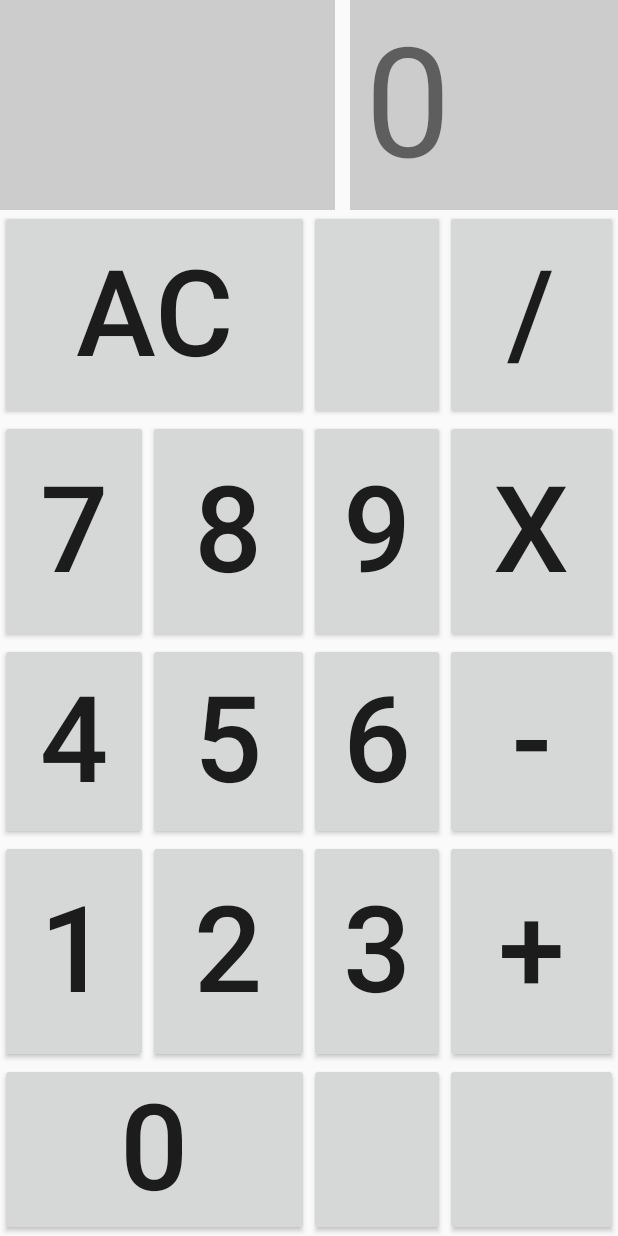
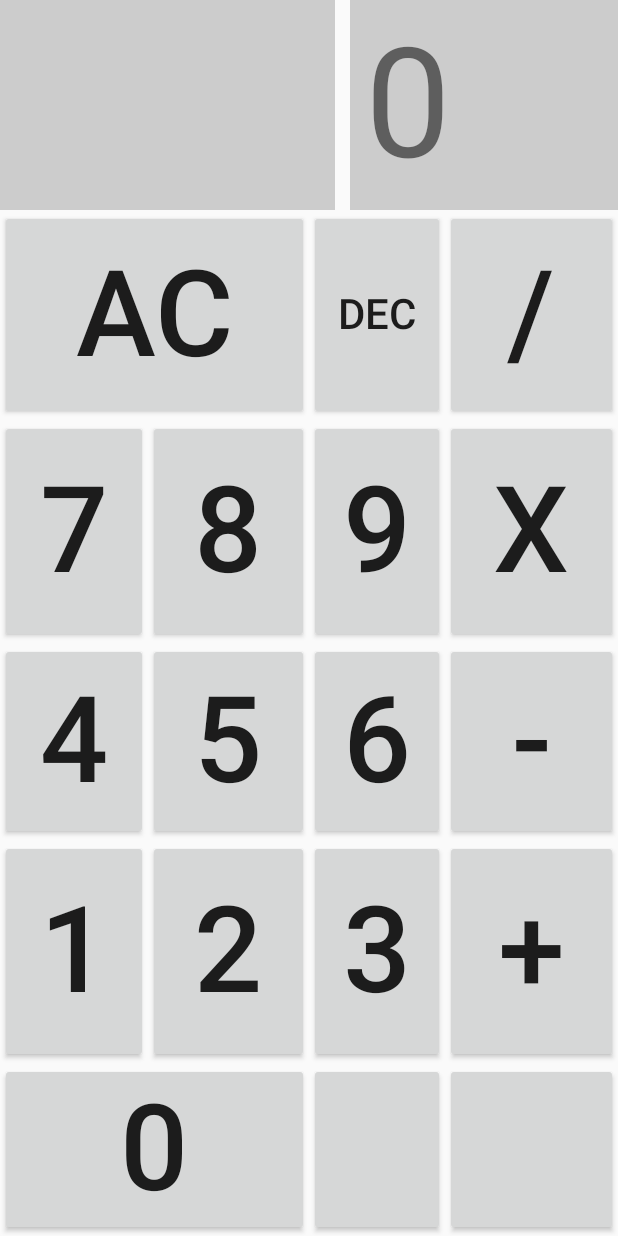
Before and after one commit to vitovalov/LiveKalc, an Android app: the screen it shows after launch (MainActivity), on a phone screen of 412 x 824 dp. Run offline under Robolectric (Android 15) with nearby library versions, the phone set to English and light mode, and no system bars; our stand-ins replace data binding.

Commit message:
Added unit converter

```diff
--- a/app/src/main/res/layout/activity_main.xml
+++ b/app/src/main/res/layout/activity_main.xml
@@ -68,10 +68,11 @@
             app:layout_constraintTop_toBottomOf="@id/output_ll" />
 
         <Button
-            android:id="@+id/percent_btn"
+            android:id="@+id/convert_btn"
             style="@style/WidgetBasic.CalcButton"
-            android:onClick="@{() -> viewmodel.percentPressed()}"
-            android:text=""
+            android:onClick="@{() -> viewmodel.convertPressed()}"
+            android:text="@{viewmodel.convert}"
+            android:textSize="@dimen/convert_unit_size"
             app:layout_constraintBottom_toTopOf="@id/gdl_h_1"
             app:layout_constraintLeft_toRightOf="@id/gdl_v_2"
             app:layout_constraintRight_toLeftOf="@id/gdl_v_3"
--- a/app/src/main/res/values/dimens.xml
+++ b/app/src/main/res/values/dimens.xml
@@ -2,4 +2,5 @@
 <resources>
     <dimen name="output_text_size">80dp</dimen>
     <dimen name="output_padding">10dp</dimen>
+    <dimen name="convert_unit_size">28dp</dimen>
 </resources>
```
Also changed, not shown: app/src/main/java/com/vitovalov/livekalc/MainViewModel.kt (+31 -1 lines).
